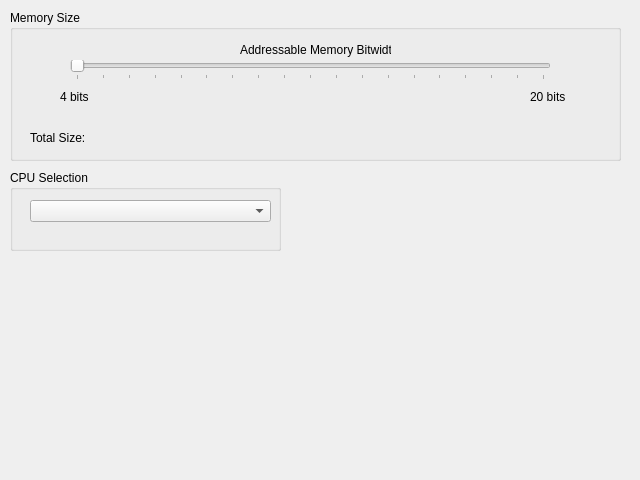
Before: the Qt Designer form simUI/simoptionsdialog.ui in wchen329/mips-tools, drawn with Qt 5.
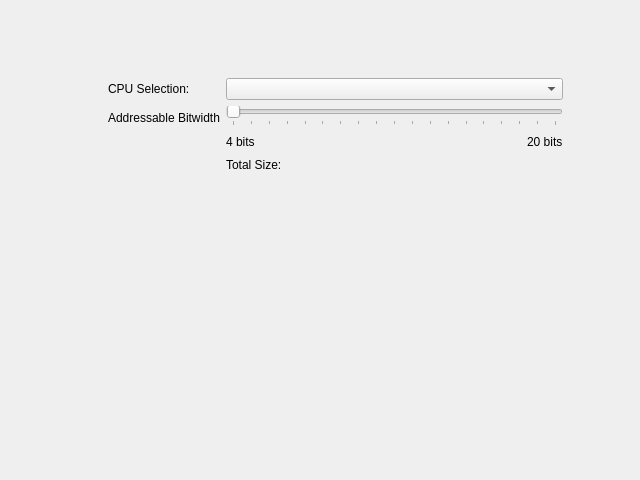
After: the same form once the commit is applied.

Commit message: dynamic layout for CPU options

```diff
--- a/simUI/simoptionsdialog.ui
+++ b/simUI/simoptionsdialog.ui
@@ -13,27 +13,52 @@
   <property name="windowTitle">
    <string>Simulation Options</string>
   </property>
-  <widget class="QGroupBox" name="groupBoxMemory">
+  <widget class="QWidget" name="formLayoutWidget">
    <property name="geometry">
     <rect>
-     <x>10</x>
-     <y>10</y>
-     <width>611</width>
-     <height>151</height>
+     <x>100</x>
+     <y>70</y>
+     <width>471</width>
+     <height>301</height>
     </rect>
    </property>
-   <property name="title">
-    <string>Memory Size</string>
-   </property>
+   <layout class="QFormLayout" name="cpuOptsLayout">
+    <property name="fieldGrowthPolicy">
+     <enum>QFormLayout::AllNonFixedFieldsGrow</enum>
+    </property>
+    <property name="leftMargin">
+     <number>8</number>
+    </property>
+    <property name="topMargin">
+     <number>8</number>
+    </property>
+    <property name="rightMargin">
+     <number>8</number>
+    </property>
+    <property name="bottomMargin">
+     <number>8</number>
+    </property>
+    <item row="0" column="0">
+     <widget class="QLabel" name="label_CPUType">
+      <property name="text">
+       <string>CPU Selection:</string>
+      </property>
+     </widget>
+    </item>
+    <item row="0" column="1">
+     <widget class="QComboBox" name="comboBoxCPUs"/>
+    </item>
+    <item row="1" column="0">
+     <widget class="QLabel" name="label_MemWidth">
+      <property name="text">
+       <string>Addressable Bitwidth</string>
+      </property>
+     </widget>
+    </item>
+    <item row="1" column="1">
+     <layout class="QVBoxLayout" name="MemWidthBoxLayouy">
+      <item>
    <widget class="QSlider" name="horizontalSliderMemBits">
-    <property name="geometry">
-     <rect>
-      <x>60</x>
-      <y>50</y>
-      <width>481</width>
-      <height>20</height>
-     </rect>
-    </property>
     <property name="minimum">
      <number>2</number>
     </property>
@@ -50,81 +75,48 @@
      <enum>QSlider::TicksBelow</enum>
     </property>
    </widget>
+      </item>
+      <item>
+       <layout class="QHBoxLayout" name="memWidthLabelsLayout">
+        <item>
    <widget class="QLabel" name="label">
-    <property name="geometry">
-     <rect>
-      <x>50</x>
-      <y>80</y>
-      <width>46</width>
-      <height>13</height>
-     </rect>
-    </property>
     <property name="text">
      <string>4 bits</string>
     </property>
    </widget>
+        </item>
+        <item>
+         <spacer name="horizontalSpacer">
+          <property name="orientation">
+           <enum>Qt::Horizontal</enum>
+          </property>
+          <property name="sizeHint" stdset="0">
+           <size>
+            <width>40</width>
+            <height>20</height>
+           </size>
+          </property>
+         </spacer>
+        </item>
+        <item>
    <widget class="QLabel" name="label_2">
-    <property name="geometry">
-     <rect>
-      <x>520</x>
-      <y>80</y>
-      <width>46</width>
-      <height>13</height>
-     </rect>
-    </property>
     <property name="text">
      <string>20 bits</string>
     </property>
    </widget>
-   <widget class="QLabel" name="label_BitWidth">
-    <property name="geometry">
-     <rect>
-      <x>230</x>
-      <y>30</y>
-      <width>151</width>
-      <height>20</height>
-     </rect>
-    </property>
-    <property name="text">
-     <string>Addressable Memory Bitwidth</string>
-    </property>
-   </widget>
+        </item>
+       </layout>
+      </item>
+      <item>
    <widget class="QLabel" name="label_TotalSize">
-    <property name="geometry">
-     <rect>
-      <x>20</x>
-      <y>120</y>
-      <width>371</width>
-      <height>16</height>
-     </rect>
-    </property>
     <property name="text">
      <string>Total Size:</string>
     </property>
    </widget>
-  </widget>
-  <widget class="QGroupBox" name="groupBoxCPUSelect">
-   <property name="geometry">
-    <rect>
-     <x>10</x>
-     <y>170</y>
-     <width>271</width>
-     <height>81</height>
-    </rect>
-   </property>
-   <property name="title">
-    <string>CPU Selection</string>
-   </property>
-   <widget class="QComboBox" name="comboBoxCPUs">
-    <property name="geometry">
-     <rect>
-      <x>20</x>
-      <y>30</y>
-      <width>241</width>
-      <height>22</height>
-     </rect>
-    </property>
-   </widget>
+      </item>
+     </layout>
+    </item>
+   </layout>
   </widget>
  </widget>
  <resources/>
```
Lines whose indentation alone changed are shown as unchanged. The commit also changes 2 other files.
